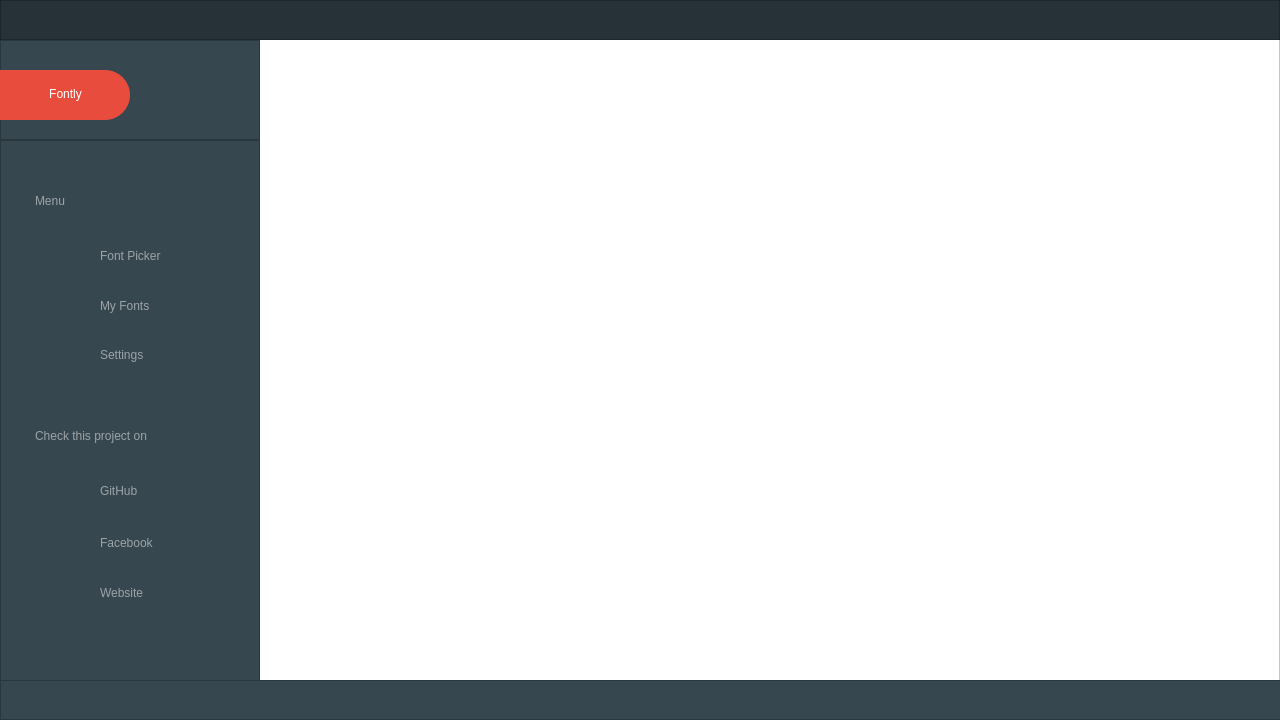
The window that source/ui/fontly.ui (letelete/Fontly) describes before a commit, drawn with Qt 5.
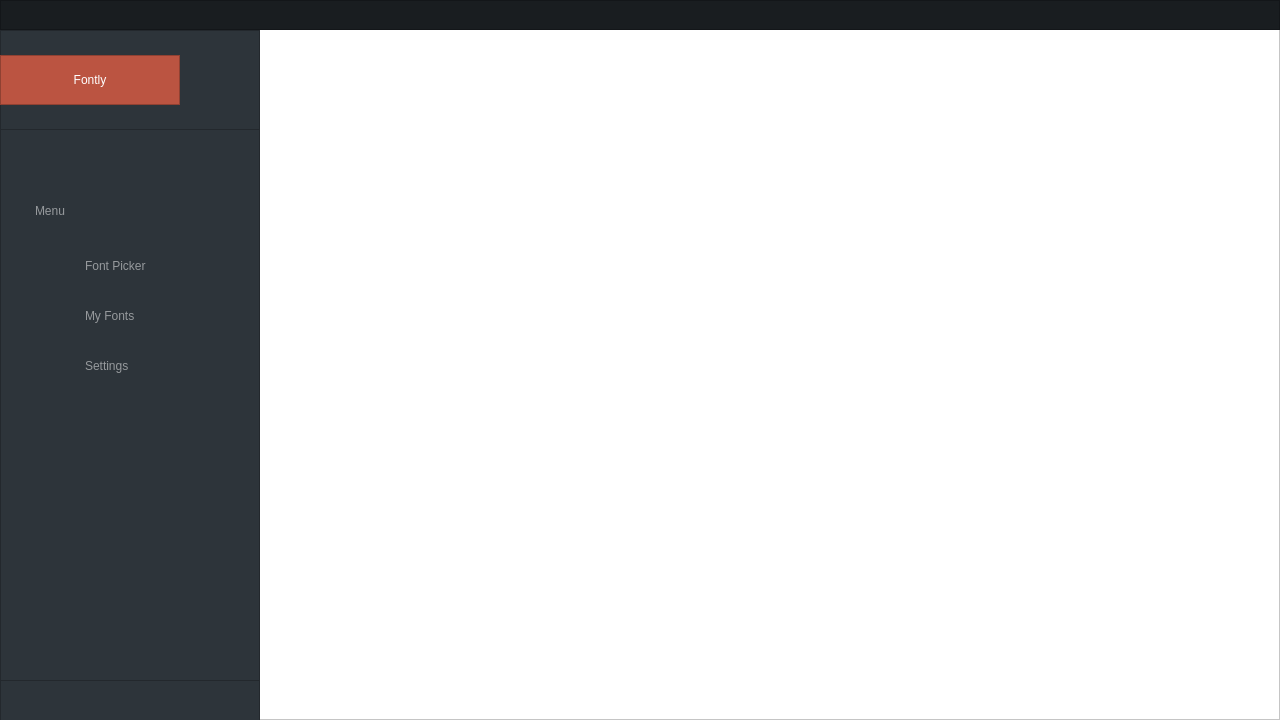
The same window after the commit. Icons and pictures are not drawn.

Diff of the .ui file:
```diff
--- a/source/ui/fontly.ui
+++ b/source/ui/fontly.ui
@@ -25,37 +25,31 @@
 QLabel#fontlyLabel{
 	font: 75 18pt &quot;Roboto&quot;;
 }
+
 /* text inputs */
 QLineEdit#fontApply, QLineEdit#search{
 	font: 57 14pt &quot;Roboto&quot;;
 }
+
 /* sections */
-QLabel#menuLabel , QLabel#socialLabel {
-	font: 57 13pt &quot;Roboto Medium&quot;;
+QLabel#menuLabel{
+	font: 57 12pt &quot;Roboto Medium&quot;;
 }
+
 /* subsections */
-QLabel#fontPickerLabel, QLabel#myFontsLabel, QLabel#settingsLabel, QFrame#githubLabel, QLabel#facebookLabel, QLabel#websiteLabel  {
-	font: 75 13pt &quot;Roboto&quot;;
+QLabel#fontPickerLabel, QLabel#myFontsLabel, QLabel#settingsLabel, QFrame#githubLabel, QLabel#websiteLabel {
+	font: 57 12pt &quot;Roboto Medium&quot;;
 }
 
 /* ICONS */
-QPushButton#close {
-	image: url(:/assets/icons/closeINNACTIVE.png);
+QFrame#closeIcon  {
+	image: url(:/assets/icons/close.svg);
 }
-QPushButton#maximize {
-	image: url(:/assets/icons/maximizeINNACTIVE.png);
+QFrame#maximizeIcon  {
+	image: url(:/assets/icons/maximize.svg);
 }
-QPushButton#minimize {
-	image: url(:/assets/icons/minimizeINNACTIVE.png);
-}
-QPushButton#textColor {
-	image: url(:/assets/icons/textColor.png);
-}
-QPushButton#textBackgroundColor {
-	image: url(:/assets/icons/textBackgroundColor.png);
-}
-QPushButton#resetSettings {
-	image: url(:/assets/icons/resetSettings.png);
+QFrame#minimizeIcon {
+	image: url(:/assets/icons/minimize.svg);
 }
 QFrame#fontPickerIcon {
 	image: url(:/assets/icons/fontpicker.png);
@@ -67,42 +61,34 @@
 	image: url(:/assets/icons/settings.png);
 }
 QFrame#socialGithubIcon {
-	image: url(:/assets/icons/socialGITHUB.png);
-}
-QFrame#socialFacebookIcon {
-	image: url(:/assets/icons/socialFB.png);
+	image: url(:/assets/icons/socialGITHUB.svg);
 }
 QFrame#socialWebsiteIcon {
 	image: url(:/assets/icons/socialWWW.png);
 }
-QFrame#welcomeWindowBackground {
-	image: url(:/assets/icons/welcomeWindow.png);
-}
-QFrame#searchIconBackground {
-	image: url(:/assets/icons/search.png);
-}
+
 /* BACKGROUND  COLOR */
 
 /* transparency */
-QFrame, QPushButton{
+QFrame, QPushButton {
 	background-color: rgba(0,0,0,0);
 }
 /* main color: darker */
 QFrame#actionButtonsArea {
-	background-color: #263238;
+	background-color: #191d20;
 }
 /* main color: lighter */
-QFrame#toolsArea, QFrame#bottomBorder, QFrame#leftPanelArea{
-	background-color: #37474f;
+QFrame#toolsArea, QFrame#bottomBorder, QFrame#leftPanelArea  {
+	background-color: #2d343a;
 }
 /* white */
-QTextEdit, QLineEdit, QListWidget#textScroll, QFrame#appBackgroundPanel{
-	background-color: rgb(255,255,255);
+QTextEdit, QLineEdit, QFrame#appBackgroundPanel{
+	background-color: #fff;
 }
 
 /* accent elements */
-QFrame#searchIconBackground, QFrame#appNameBackground{
-	background-color: #e74c3c;
+QFrame#searchIconBackground, QFrame#appNameBackground, QPushButton#websiteButton, QPushButton#githubButton {
+	background-color: #bb5441;
 }
 
 /* TEXT COLOR */
@@ -113,7 +99,7 @@
 }
 
 /* white 50% opacity */
-QLabel#myFontsLabel, QLabel#settingsLabel, QFrame#githubLabel, QLabel#facebookLabel, QLabel#websiteLabel , QLabel#fontPickerLabel, QLabel#menuLabel , QLabel#socialLabel {
+QLabel#myFontsLabel, QLabel#settingsLabel, QFrame#githubLabel, QLabel#websiteLabel , QLabel#fontPickerLabel, QLabel#menuLabel , QLabel#socialLabel {
   color: rgba(255, 255, 255, 0.5);
 }
 /* BORDER COLOR */
@@ -122,42 +108,7 @@
 QPushButton {
 	border: 1px solid rgba(0,0,0,0);
 }
-/* BORDER RADIUS */
 
-/* both sides */
-QLineEdit#fontApply, QFrame#sortPanel {
-    border-radius: 20%;
-}
-/* right side */
-QFrame#searchIconBackground, QPushButton#sortByDate{
-	border-top-right-radius: 20%;
-	border-bottom-right-radius: 20%;
-}
-QFrame#appNameBackground {
-	border-top-right-radius: 25%;
-	border-bottom-right-radius: 25%;
-}
-/* left side */
-QLineEdit#search, QPushButton#sortByPopularity {
-	border-color:rgba(0,0,0,0);
-	border-top-left-radius: 20%;
-	border-bottom-left-radius: 20%;
-}
-
-/* SLIDER */
-QSlider::groove:horizontal {
-	border-radius: 4px;
-    height: 8px;
-    background-color: #263238;
-}
-
-QSlider::handle:horizontal {
-    background-color: #e74c3c;
-    border: 1px solid #e74c3c;
-    width: 15px;
-	margin: -4px 0;
-    border-radius: 4px;
-}
 
 /* ON HOVER */
 QPushButton#fontPickerButton:hover, QPushButton#myFontsButton:hover, QPushButton#settingsButton:hover, QPushButton#githubButton:hover, QPushButton#facebookButton:hover, QPushButton#websiteButton:hover{
@@ -173,65 +124,24 @@
 QPushButton#maximize:hover {
 	image: url(:/assets/icons/maximize.png);
 }
-
-QPushButton#minimize:hover {
-	image: url(:/assets/icons/minimize.png);
+QPushButton#githubButton:pressed, QPushButton#websiteButton:pressed {
+  border-bottom: 2px solid rgba(255,255,255,150);
 }
 
 QPushButton#close:pressed {
 	image: url(:/assets/icons/closeINNACTIVE.png);
 }
-
-QPushButton#maximize:pressed {
-	image: url(:/assets/icons/maximizeINNACTIVE.png);
+QPushButton#minimize:hover, QPushButton#maximize:hover{
+	background-color: rgba(45, 52, 58, 100);
 }
 
 QPushButton#minimize:pressed {
 	image: url(:/assets/icons/minimizeINNACTIVE.png);
 }
-
-/*  SCROLLBAR */
-
-QListView:focus {
-   border: none;
-   outline: none;
+QPushButton#minimize:hover, QPushButton#maximize:pressed{
+	background-color: rgba(45, 52, 58, 200);
 }
 
-QScrollBar:vertical {
-     border: 2px solid #b8b8b8;
-     background: #f5f5f5;
-     width: 15px;
-     margin: 22px 0 22px 0;
- }
- QScrollBar::handle:vertical {
-     background: #37474f;
-     min-height: 20px;
- }
- QScrollBar::add-line:vertical {
-     border: 2px solid #b8b8b8;
-     background: #f5f5f5;
-     height: 20px;
-     subcontrol-position: bottom;
-     subcontrol-origin: margin;
- }
-
- QScrollBar::sub-line:vertical {
-     border: 2px solid #b8b8b8;
-     background: #f5f5f5;
-     height: 20px;
-     subcontrol-position: top;
-     subcontrol-origin: margin;
- }
- QScrollBar::up-arrow:vertical, QScrollBar::down-arrow:vertical {
-     border: none;
-     width: 3px;
-     height: 3px;
-     background: #37474f;
- }
-
- QScrollBar::add-page:vertical, QScrollBar::sub-page:vertical {
-     background: #f5f5f5;
- }
 
 </string>
   </property>
@@ -239,11 +149,17 @@
    <property name="geometry">
     <rect>
      <x>0</x>
-     <y>140</y>
+     <y>30</y>
      <width>260</width>
-     <height>551</height>
+     <height>690</height>
     </rect>
    </property>
+   <property name="sizePolicy">
+    <sizepolicy hsizetype="Fixed" vsizetype="Fixed">
+     <horstretch>0</horstretch>
+     <verstretch>0</verstretch>
+    </sizepolicy>
+   </property>
    <property name="styleSheet">
     <string notr="true">border-right: 1px sollid rgb(38, 50, 56);</string>
    </property>
@@ -257,7 +173,7 @@
     <property name="geometry">
      <rect>
       <x>35</x>
-      <y>50</y>
+      <y>170</y>
       <width>221</width>
       <height>21</height>
      </rect>
@@ -273,17 +189,17 @@
     <property name="geometry">
      <rect>
       <x>50</x>
-      <y>103</y>
-      <width>25</width>
-      <height>25</height>
+      <y>227</y>
+      <width>15</width>
+      <height>15</height>
      </rect>
     </property>
    </widget>
    <widget class="QLabel" name="fontPickerLabel">
     <property name="geometry">
      <rect>
-      <x>100</x>
-      <y>105</y>
+      <x>85</x>
+      <y>225</y>
       <width>121</width>
       <height>21</height>
      </rect>
@@ -298,8 +214,8 @@
    <widget class="QLabel" name="myFontsLabel">
     <property name="geometry">
      <rect>
-      <x>100</x>
-      <y>155</y>
+      <x>85</x>
+      <y>275</y>
       <width>121</width>
       <height>21</height>
      </rect>
@@ -315,9 +231,9 @@
     <property name="geometry">
      <rect>
       <x>50</x>
-      <y>153</y>
-      <width>25</width>
-      <height>25</height>
+      <y>277</y>
+      <width>15</width>
+      <height>15</height>
      </rect>
     </property>
     <property name="frameShape">
@@ -327,141 +243,13 @@
      <enum>QFrame::Raised</enum>
     </property>
    </widget>
-   <widget class="QLabel" name="settingsLabel">
-    <property name="geometry">
-     <rect>
-      <x>100</x>
-      <y>194</y>
-      <width>121</width>
-      <height>41</height>
-     </rect>
-    </property>
-    <property name="styleSheet">
-     <string notr="true"/>
-    </property>
-    <property name="text">
-     <string>Settings</string>
-    </property>
-   </widget>
    <widget class="QFrame" name="settingsIcon">
     <property name="geometry">
      <rect>
       <x>50</x>
-      <y>203</y>
-      <width>25</width>
-      <height>25</height>
-     </rect>
-    </property>
-    <property name="frameShape">
-     <enum>QFrame::StyledPanel</enum>
-    </property>
-    <property name="frameShadow">
-     <enum>QFrame::Raised</enum>
-    </property>
-   </widget>
-   <widget class="QLabel" name="socialLabel">
-    <property name="geometry">
-     <rect>
-      <x>35</x>
-      <y>285</y>
-      <width>221</width>
-      <height>21</height>
-     </rect>
-    </property>
-    <property name="styleSheet">
-     <string notr="true"/>
-    </property>
-    <property name="text">
-     <string>Check this project on</string>
-    </property>
-   </widget>
-   <widget class="QLabel" name="githubLabel">
-    <property name="geometry">
-     <rect>
-      <x>100</x>
-      <y>340</y>
-      <width>121</width>
-      <height>21</height>
-     </rect>
-    </property>
-    <property name="styleSheet">
-     <string notr="true"/>
-    </property>
-    <property name="text">
-     <string>GitHub</string>
-    </property>
-   </widget>
-   <widget class="QLabel" name="facebookLabel">
-    <property name="geometry">
-     <rect>
-      <x>100</x>
-      <y>392</y>
-      <width>121</width>
-      <height>21</height>
-     </rect>
-    </property>
-    <property name="styleSheet">
-     <string notr="true"/>
-    </property>
-    <property name="text">
-     <string>Facebook</string>
-    </property>
-   </widget>
-   <widget class="QFrame" name="socialWebsiteIcon">
-    <property name="geometry">
-     <rect>
-      <x>50</x>
-      <y>440</y>
-      <width>25</width>
-      <height>25</height>
-     </rect>
-    </property>
-    <property name="frameShape">
-     <enum>QFrame::StyledPanel</enum>
-    </property>
-    <property name="frameShadow">
-     <enum>QFrame::Raised</enum>
-    </property>
-   </widget>
-   <widget class="QFrame" name="socialGithubIcon">
-    <property name="geometry">
-     <rect>
-      <x>45</x>
-      <y>334</y>
-      <width>41</width>
-      <height>30</height>
-     </rect>
-    </property>
-    <property name="frameShape">
-     <enum>QFrame::StyledPanel</enum>
-    </property>
-    <property name="frameShadow">
-     <enum>QFrame::Raised</enum>
-    </property>
-   </widget>
-   <widget class="QLabel" name="websiteLabel">
-    <property name="geometry">
-     <rect>
-      <x>100</x>
-      <y>442</y>
-      <width>121</width>
-      <height>21</height>
-     </rect>
-    </property>
-    <property name="styleSheet">
-     <string notr="true"/>
-    </property>
-    <property name="text">
-     <string>Website</string>
-    </property>
-   </widget>
-   <widget class="QFrame" name="socialFacebookIcon">
-    <property name="geometry">
-     <rect>
-      <x>50</x>
-      <y>390</y>
-      <width>25</width>
-      <height>25</height>
+      <y>327</y>
+      <width>15</width>
+      <height>15</height>
      </rect>
     </property>
     <property name="frameShape">
@@ -475,7 +263,7 @@
     <property name="geometry">
      <rect>
       <x>0</x>
-      <y>90</y>
+      <y>210</y>
       <width>260</width>
       <height>50</height>
      </rect>
@@ -491,7 +279,7 @@
     <property name="geometry">
      <rect>
       <x>0</x>
-      <y>140</y>
+      <y>260</y>
       <width>260</width>
       <height>50</height>
      </rect>
@@ -507,55 +295,7 @@
     <property name="geometry">
      <rect>
       <x>0</x>
-      <y>190</y>
-      <width>260</width>
-      <height>50</height>
-     </rect>
-    </property>
-    <property name="styleSheet">
-     <string notr="true">background-color: rgba(255, 255, 255, 0);</string>
-    </property>
-    <property name="text">
-     <string/>
-    </property>
-   </widget>
-   <widget class="QPushButton" name="facebookButton">
-    <property name="geometry">
-     <rect>
-      <x>0</x>
-      <y>380</y>
-      <width>260</width>
-      <height>50</height>
-     </rect>
-    </property>
-    <property name="styleSheet">
-     <string notr="true">background-color: rgba(255, 255, 255, 0);</string>
-    </property>
-    <property name="text">
-     <string/>
-    </property>
-   </widget>
-   <widget class="QPushButton" name="githubButton">
-    <property name="geometry">
-     <rect>
-      <x>0</x>
-      <y>330</y>
-      <width>260</width>
-      <height>50</height>
-     </rect>
-    </property>
-    <property name="styleSheet">
-     <string notr="true">background-color: rgba(255, 255, 255, 0);</string>
-    </property>
-    <property name="text">
-     <string/>
-    </property>
-   </widget>
-   <widget class="QPushButton" name="websiteButton">
-    <property name="geometry">
-     <rect>
-      <x>0</x>
-      <y>430</y>
+      <y>310</y>
       <width>260</width>
       <height>50</height>
      </rect>
@@ -571,7 +311,7 @@
     <property name="geometry">
      <rect>
       <x>0</x>
-      <y>90</y>
+      <y>210</y>
       <width>260</width>
       <height>50</height>
      </rect>
@@ -587,7 +327,7 @@
     <property name="geometry">
      <rect>
       <x>0</x>
-      <y>140</y>
+      <y>260</y>
       <width>260</width>
       <height>50</height>
      </rect>
@@ -603,7 +343,7 @@
     <property name="geometry">
      <rect>
       <x>0</x>
-      <y>190</y>
+      <y>310</y>
       <width>260</width>
       <height>50</height>
      </rect>
@@ -614,6 +354,162 @@
     <property name="frameShadow">
      <enum>QFrame::Raised</enum>
     </property>
+    <widget class="QLabel" name="settingsLabel">
+     <property name="geometry">
+      <rect>
+       <x>85</x>
+       <y>15</y>
+       <width>121</width>
+       <height>21</height>
+      </rect>
+     </property>
+     <property name="styleSheet">
+      <string notr="true"/>
+     </property>
+     <property name="text">
+      <string>Settings</string>
+     </property>
+    </widget>
+   </widget>
+   <widget class="QFrame" name="bottomBorder">
+    <property name="geometry">
+     <rect>
+      <x>0</x>
+      <y>650</y>
+      <width>260</width>
+      <height>41</height>
+     </rect>
+    </property>
+    <property name="styleSheet">
+     <string notr="true"/>
+    </property>
+    <property name="frameShape">
+     <enum>QFrame::StyledPanel</enum>
+    </property>
+    <property name="frameShadow">
+     <enum>QFrame::Raised</enum>
+    </property>
+    <widget class="QPushButton" name="githubButton">
+     <property name="geometry">
+      <rect>
+       <x>0</x>
+       <y>0</y>
+       <width>131</width>
+       <height>40</height>
+      </rect>
+     </property>
+     <property name="styleSheet">
+      <string notr="true">background-color: rgba(0,0,0,0);</string>
+     </property>
+     <property name="text">
+      <string/>
+     </property>
+    </widget>
+    <widget class="QFrame" name="socialGithubIcon">
+     <property name="geometry">
+      <rect>
+       <x>0</x>
+       <y>10</y>
+       <width>130</width>
+       <height>20</height>
+      </rect>
+     </property>
+     <property name="sizePolicy">
+      <sizepolicy hsizetype="Preferred" vsizetype="Preferred">
+       <horstretch>0</horstretch>
+       <verstretch>0</verstretch>
+      </sizepolicy>
+     </property>
+     <property name="frameShape">
+      <enum>QFrame::StyledPanel</enum>
+     </property>
+     <property name="frameShadow">
+      <enum>QFrame::Raised</enum>
+     </property>
+    </widget>
+    <widget class="QFrame" name="socialWebsiteIcon">
+     <property name="geometry">
+      <rect>
+       <x>130</x>
+       <y>10</y>
+       <width>130</width>
+       <height>20</height>
+      </rect>
+     </property>
+     <property name="frameShape">
+      <enum>QFrame::StyledPanel</enum>
+     </property>
+     <property name="frameShadow">
+      <enum>QFrame::Raised</enum>
+     </property>
+    </widget>
+    <widget class="QPushButton" name="websiteButton">
+     <property name="geometry">
+      <rect>
+       <x>130</x>
+       <y>0</y>
+       <width>131</width>
+       <height>40</height>
+      </rect>
+     </property>
+     <property name="styleSheet">
+      <string notr="true">background-color: rgba(0,0,0,0);</string>
+     </property>
+     <property name="text">
+      <string/>
+     </property>
+    </widget>
+    <zorder>socialGithubIcon</zorder>
+    <zorder>socialWebsiteIcon</zorder>
+    <zorder>githubButton</zorder>
+    <zorder>websiteButton</zorder>
+   </widget>
+   <widget class="QFrame" name="toolsArea">
+    <property name="geometry">
+     <rect>
+      <x>0</x>
+      <y>0</y>
+      <width>260</width>
+      <height>100</height>
+     </rect>
+    </property>
+    <property name="styleSheet">
+     <string notr="true"/>
+    </property>
+    <property name="frameShape">
+     <enum>QFrame::StyledPanel</enum>
+    </property>
+    <property name="frameShadow">
+     <enum>QFrame::Raised</enum>
+    </property>
+    <widget class="QFrame" name="appNameBackground">
+     <property name="geometry">
+      <rect>
+       <x>0</x>
+       <y>25</y>
+       <width>180</width>
+       <height>50</height>
+      </rect>
+     </property>
+     <property name="frameShape">
+      <enum>QFrame::StyledPanel</enum>
+     </property>
+     <property name="frameShadow">
+      <enum>QFrame::Raised</enum>
+     </property>
+     <layout class="QHBoxLayout" name="horizontalLayout">
+      <item>
+       <widget class="QLabel" name="fontlyLabel">
+        <property name="styleSheet">
+         <string notr="true"/>
+        </property>
+        <property name="text">
+         <string>&lt;html&gt;&lt;head/&gt;&lt;body&gt;&lt;p align=&quot;center&quot;&gt;Fontly&lt;/p&gt;&lt;/body&gt;&lt;/html&gt;</string>
+        </property>
+       </widget>
+      </item>
+     </layout>
+    </widget>
    </widget>
    <zorder>myFontsIsActive</zorder>
    <zorder>settingsIsActive</zorder>
@@ -635,29 +531,9 @@
    <zorder>fontPickerButton</zorder>
    <zorder>myFontsButton</zorder>
    <zorder>settingsButton</zorder>
-   <zorder>facebookButton</zorder>
-   <zorder>githubButton</zorder>
-   <zorder>websiteButton</zorder>
-  </widget>
-  <widget class="QFrame" name="bottomBorder">
-   <property name="geometry">
-    <rect>
-     <x>0</x>
-     <y>680</y>
-     <width>1281</width>
-     <height>40</height>
-    </rect>
-   </property>
-   <property name="styleSheet">
-    <string notr="true">background-color: #37474f;
-</string>
-   </property>
-   <property name="frameShape">
-    <enum>QFrame::StyledPanel</enum>
-   </property>
-   <property name="frameShadow">
-    <enum>QFrame::Raised</enum>
-   </property>
+   <zorder>settingsIcon</zorder>
+   <zorder>bottomBorder</zorder>
+   <zorder>toolsArea</zorder>
   </widget>
   <widget class="QFrame" name="actionButtonsArea">
    <property name="geometry">
@@ -665,9 +541,15 @@
      <x>0</x>
      <y>0</y>
      <width>1280</width>
-     <height>40</height>
+     <height>30</height>
     </rect>
    </property>
+   <property name="sizePolicy">
+    <sizepolicy hsizetype="Fixed" vsizetype="Fixed">
+     <horstretch>0</horstretch>
+     <verstretch>0</verstretch>
+    </sizepolicy>
+   </property>
    <property name="frameShape">
     <enum>QFrame::StyledPanel</enum>
    </property>
@@ -677,10 +559,10 @@
    <widget class="QPushButton" name="close">
     <property name="geometry">
      <rect>
-      <x>1240</x>
-      <y>10</y>
-      <width>21</width>
-      <height>21</height>
+      <x>1235</x>
+      <y>0</y>
+      <width>45</width>
+      <height>30</height>
      </rect>
     </property>
     <property name="styleSheet">
@@ -693,10 +575,10 @@
    <widget class="QPushButton" name="maximize">
     <property name="geometry">
      <rect>
-      <x>1210</x>
-      <y>10</y>
-      <width>21</width>
-      <height>21</height>
+      <x>1190</x>
+      <y>0</y>
+      <width>45</width>
+      <height>30</height>
      </rect>
     </property>
     <property name="styleSheet">
@@ -709,10 +591,10 @@
    <widget class="QPushButton" name="minimize">
     <property name="geometry">
      <rect>
-      <x>1180</x>
-      <y>10</y>
-      <width>21</width>
-      <height>21</height>
+      <x>1145</x>
+      <y>0</y>
+      <width>45</width>
+      <height>30</height>
      </rect>
     </property>
     <property name="styleSheet">
@@ -722,26 +604,63 @@
      <string/>
     </property>
    </widget>
-  </widget>
-  <widget class="QFrame" name="toolsArea">
-   <property name="geometry">
-    <rect>
-     <x>0</x>
-     <y>40</y>
-     <width>260</width>
-     <height>100</height>
-    </rect>
-   </property>
-   <property name="styleSheet">
-    <string notr="true">border-bottom:  1px solid #263238;
-border-right: 1px sollid rgb(38, 50, 56);</string>
-   </property>
-   <property name="frameShape">
-    <enum>QFrame::StyledPanel</enum>
-   </property>
-   <property name="frameShadow">
-    <enum>QFrame::Raised</enum>
-   </property>
+   <widget class="QFrame" name="minimizeIcon">
+    <property name="enabled">
+     <bool>true</bool>
+    </property>
+    <property name="geometry">
+     <rect>
+      <x>1160</x>
+      <y>10</y>
+      <width>12</width>
+      <height>12</height>
+     </rect>
+    </property>
+    <property name="frameShape">
+     <enum>QFrame::StyledPanel</enum>
+    </property>
+    <property name="frameShadow">
+     <enum>QFrame::Raised</enum>
+    </property>
+   </widget>
+   <widget class="QFrame" name="maximizeIcon">
+    <property name="geometry">
+     <rect>
+      <x>1205</x>
+      <y>10</y>
+      <width>12</width>
+      <height>12</height>
+     </rect>
+    </property>
+    <property name="frameShape">
+     <enum>QFrame::StyledPanel</enum>
+    </property>
+    <property name="frameShadow">
+     <enum>QFrame::Raised</enum>
+    </property>
+   </widget>
+   <widget class="QFrame" name="closeIcon">
+    <property name="geometry">
+     <rect>
+      <x>1250</x>
+      <y>10</y>
+      <width>12</width>
+      <height>12</height>
+     </rect>
+    </property>
+    <property name="frameShape">
+     <enum>QFrame::StyledPanel</enum>
+    </property>
+    <property name="frameShadow">
+     <enum>QFrame::Raised</enum>
+    </property>
+   </widget>
+   <zorder>minimizeIcon</zorder>
+   <zorder>maximizeIcon</zorder>
+   <zorder>closeIcon</zorder>
+   <zorder>minimize</zorder>
+   <zorder>maximize</zorder>
+   <zorder>close</zorder>
   </widget>
   <widget class="QFrame" name="appBackgroundPanel">
    <property name="geometry">
@@ -777,46 +696,23 @@
     <property name="geometry">
      <rect>
       <x>260</x>
-      <y>40</y>
+      <y>30</y>
       <width>1020</width>
-      <height>650</height>
+      <height>690</height>
      </rect>
     </property>
+    <property name="sizePolicy">
+     <sizepolicy hsizetype="Fixed" vsizetype="Fixed">
+      <horstretch>0</horstretch>
+      <verstretch>0</verstretch>
+     </sizepolicy>
+    </property>
     <property name="currentIndex">
      <number>0</number>
     </property>
     <widget class="QWidget" name="welcomeWindow"/>
    </widget>
   </widget>
-  <widget class="QFrame" name="appNameBackground">
-   <property name="geometry">
-    <rect>
-     <x>0</x>
-     <y>70</y>
-     <width>130</width>
-     <height>50</height>
-    </rect>
-   </property>
-   <property name="frameShape">
-    <enum>QFrame::StyledPanel</enum>
-   </property>
-   <property name="frameShadow">
-    <enum>QFrame::Raised</enum>
-   </property>
-   <widget class="QLabel" name="fontlyLabel">
-    <property name="geometry">
-     <rect>
-      <x>0</x>
-      <y>4</y>
-      <width>131</width>
-      <height>41</height>
-     </rect>
-    </property>
-    <property name="text">
-     <string>&lt;html&gt;&lt;head/&gt;&lt;body&gt;&lt;p align=&quot;center&quot;&gt;Fontly&lt;/p&gt;&lt;/body&gt;&lt;/html&gt;</string>
-    </property>
-   </widget>
-  </widget>
   <zorder>appBackgroundPanel</zorder>
   <zorder>leftPanelArea</zorder>
   <zorder>bottomBorder</zorder>
```
Left out of the diff: 39 changed lines with no effect on the pictures.
